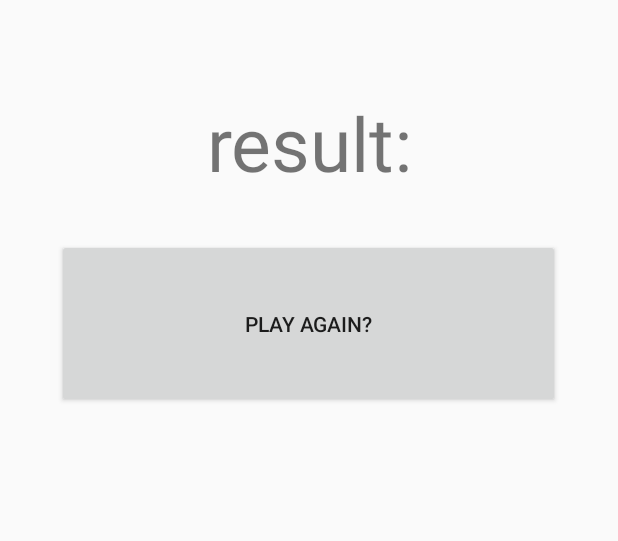
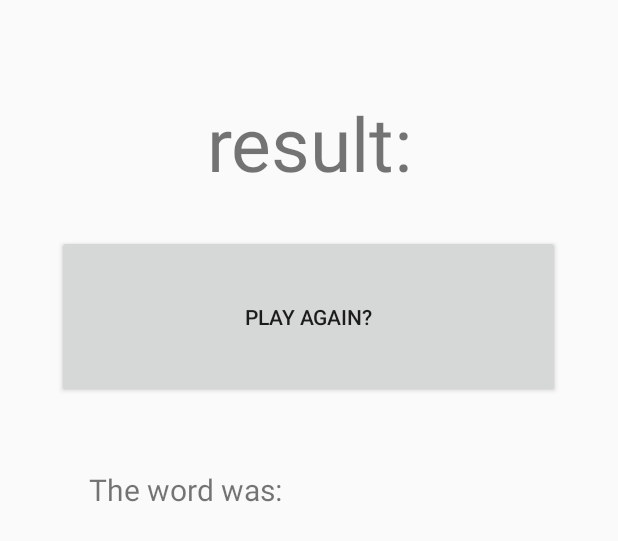
Before and after one commit to tigerhub/MobileAppsHw, an Android app: the layout activity_main2.xml on its own in the app's theme, with its tools: preview values and no code run, on a phone screen of 412 x 824 dp. Shown: the top 541 px of the screen. Run offline under Robolectric (Android 15) with nearby library versions, the phone set to English and light mode, and no system bars.

Commit message:
added icon. Improved win/lose screen. Cleaned up a few more code comments.

```diff
--- a/MyApplication22/app/src/main/java/com/example/dan/myapplication2/Main2Activity.java
+++ b/MyApplication22/app/src/main/java/com/example/dan/myapplication2/Main2Activity.java
@@ -10,6 +10,7 @@ import android.widget.TextView;
 public class Main2Activity extends AppCompatActivity implements View.OnClickListener {
 
     TextView results;
+    TextView word_was;
     Button again;
 
 
@@ -21,8 +22,11 @@ public class Main2Activity extends AppCompatActivity implements View.OnClickList
 
         Intent intent = getIntent();
         String val = intent.getStringExtra("key");
+        String word_val = intent.getStringExtra("key2");
         results = (TextView) findViewById(R.id.result1);
+        word_was = (TextView) findViewById(R.id.word_is);
         results.setText(val);
+        word_was.setText("The word was:  " + word_val);
 
         again = (Button) findViewById(R.id.btnAgain);
 
@@ -36,7 +40,7 @@ public class Main2Activity extends AppCompatActivity implements View.OnClickList
     public void onClick(View v) {
 
         Intent myIntent = new Intent(Main2Activity.this, MainActivity.class);
-        //myIntent.putExtra("key", score); // could add score for instance
+        //myIntent.putExtra("key3", score); // could add score for instance
         Main2Activity.this.startActivity(myIntent);
     }
 
--- a/MyApplication22/app/src/main/res/layout/activity_main2.xml
+++ b/MyApplication22/app/src/main/res/layout/activity_main2.xml
@@ -33,5 +33,18 @@
         android:layout_gravity="bottom|center_horizontal"
         android:onClick="onClick" />
 
+    <LinearLayout
+        android:orientation="vertical"
+        android:layout_width="match_parent"
+        android:layout_height="47dp"></LinearLayout>
+
+    <TextView
+        android:layout_width="293dp"
+        android:layout_height="59dp"
+        android:text="The word was: "
+        android:id="@+id/word_is"
+        android:textSize="20sp"
+        android:layout_gravity="top|center_horizontal" />
+
 
 </LinearLayout>
```
Also changed, not shown: MyApplication22/app/src/main/java/com/example/dan/myapplication2/MainActivity.java (+4 -7 lines), MyApplication22/app/src/main/ic_launcher-web.png, MyApplication22/app/src/main/res/mipmap-hdpi/ic_launcher.png, MyApplication22/app/src/main/res/mipmap-mdpi/ic_launcher.png, MyApplication22/app/src/main/res/mipmap-xhdpi/ic_launcher.png, MyApplication22/app/src/main/res/mipmap-xxhdpi/ic_launcher.png, MyApplication22/app/src/main/res/mipmap-xxxhdpi/ic_launcher.png.
